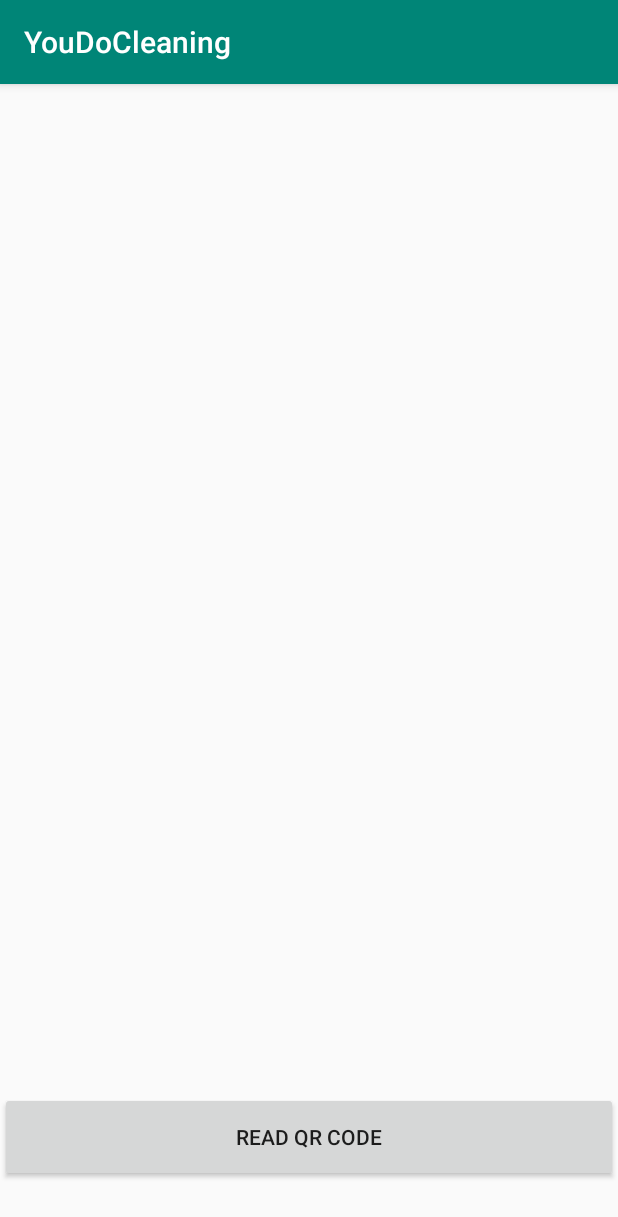
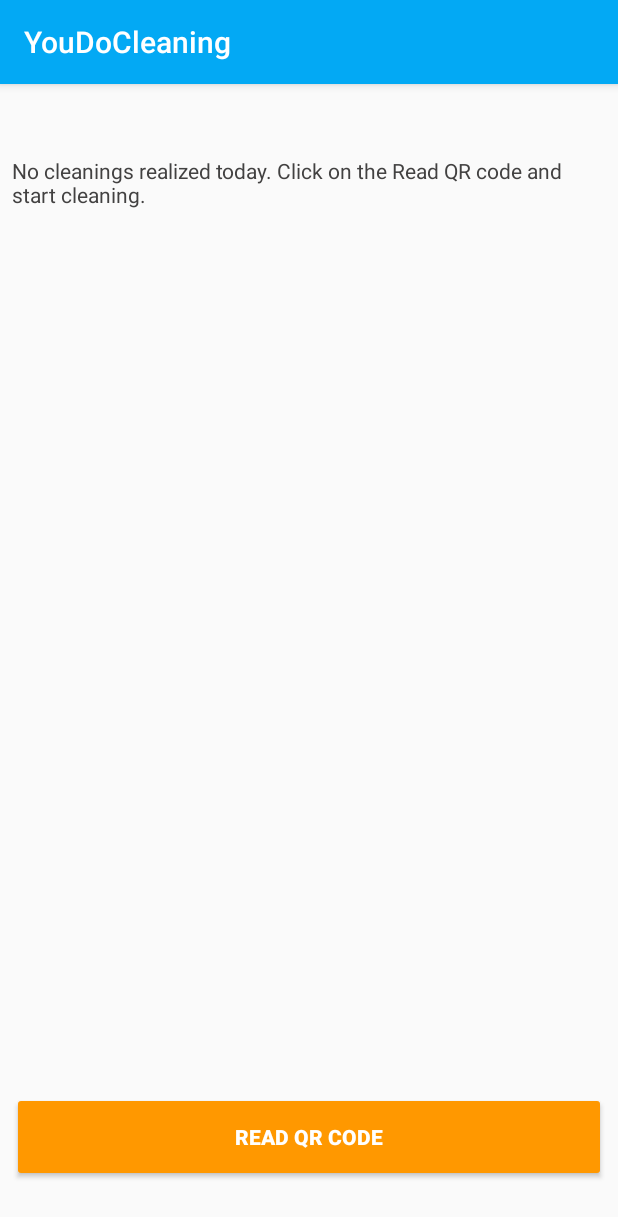
Before and after one commit to klinsmangoncalves/YouDoCleaning, an Android app: the screen it shows after launch (MainActivity), on a phone screen of 412 x 824 dp. Shown: the top 1217 px of the screen. Run offline under Robolectric (Android 15) with nearby library versions, the phone set to English and light mode, and no system bars; our stand-ins replace Firebase (no records; nobody signed in at launch, a user with empty details on screens opened directly); libraries missing offline, so code that uses them is left out: com.google.zxing.integration.

Commit message:
feat Add activity for in the cleaning in progress

```diff
--- a/app/src/main/AndroidManifest.xml
+++ b/app/src/main/AndroidManifest.xml
@@ -9,6 +9,11 @@
         android:roundIcon="@mipmap/ic_launcher_round"
         android:supportsRtl="true"
         android:theme="@style/AppTheme">
+        <activity
+            android:name=".CleaningProgress"
+            android:label="@string/title_activity_cleaning_progress"
+            android:theme="@style/AppTheme.NoActionBar">
+        </activity>
         <activity android:name=".MainActivity">
             <intent-filter>
                 <action android:name="android.intent.action.MAIN" />
@@ -16,6 +21,7 @@
                 <category android:name="android.intent.category.LAUNCHER" />
             </intent-filter>
         </activity>
+
     </application>
 
 </manifest>
--- a/app/src/main/java/br/com/kmg/youdocleaning/MainActivity.java
+++ b/app/src/main/java/br/com/kmg/youdocleaning/MainActivity.java
@@ -53,6 +53,8 @@ public class MainActivity extends AppCompatActivity {
             String qrCodeDepartment = result.getContents();
             Cleaning cleaning = new Cleaning(qrCodeDepartment, new Date(), null, CleaningStatus.RUNNING.getDescription());
             String cleaningId = FirebaseManager.getInstance().saveCleaning(cleaning);
+            Intent intent = new Intent(this, CleaningProgress.class);
+            startActivity(intent);
         } else {
             super.onActivityResult(requestCode, resultCode, data);
         }
--- /dev/null
+++ b/app/src/main/res/drawable/ic_stop_black_24dp.xml
@@ -0,0 +1,5 @@
+<vector android:height="24dp" android:tint="#FFFFFF"
+    android:viewportHeight="24.0" android:viewportWidth="24.0"
+    android:width="24dp" xmlns:android="http://schemas.android.com/apk/res/android">
+    <path android:fillColor="#FF000000" android:pathData="M6,6h12v12H6z"/>
+</vector>
--- a/app/src/main/res/layout/activity_main.xml
+++ b/app/src/main/res/layout/activity_main.xml
@@ -8,12 +8,30 @@
 
     <Button
         android:id="@+id/bt_read_qr_code"
+        style="@style/Widget.AppCompat.Button.Colored"
         android:layout_width="0dp"
         android:layout_height="60dp"
+        android:layout_marginStart="8dp"
+        android:layout_marginEnd="8dp"
         android:layout_marginBottom="36dp"
         android:text="@string/bt_read_qr_code"
+        android:textStyle="bold"
         app:layout_constraintBottom_toBottomOf="parent"
         app:layout_constraintEnd_toEndOf="parent"
         app:layout_constraintHorizontal_bias="0.498"
         app:layout_constraintStart_toStartOf="parent" />
+
+    <TextView
+        android:id="@+id/textView"
+        android:layout_width="0dp"
+        android:layout_height="69dp"
+        android:layout_marginStart="8dp"
+        android:layout_marginTop="48dp"
+        android:layout_marginEnd="8dp"
+        android:text="@string/label_no_cleanings_today"
+        android:textColor="#424141"
+        app:layout_constraintEnd_toEndOf="parent"
+        app:layout_constraintHorizontal_bias="0.0"
+        app:layout_constraintStart_toStartOf="parent"
+        app:layout_constraintTop_toTopOf="parent" />
 </androidx.constraintlayout.widget.ConstraintLayout>
--- a/app/src/main/res/values/colors.xml
+++ b/app/src/main/res/values/colors.xml
@@ -1,6 +1,8 @@
 <?xml version="1.0" encoding="utf-8"?>
 <resources>
-    <color name="colorPrimary">#008577</color>
-    <color name="colorPrimaryDark">#00574B</color>
-    <color name="colorAccent">#D81B60</color>
+    <color name="colorPrimary">#03A9F4</color>
+    <color name="colorPrimaryDark">#0288D1</color>
+    <color name="colorAccent">#FF9800</color>
+    <color name="textColor">#FFF</color>
+    <color name="btStopColor">#CE4545</color>
 </resources>
--- /dev/null
+++ b/app/src/main/res/values/dimens.xml
@@ -0,0 +1,3 @@
+<resources>
+    <dimen name="fab_margin">16dp</dimen>
+</resources>
--- a/app/src/main/res/values/strings.xml
+++ b/app/src/main/res/values/strings.xml
@@ -4,4 +4,7 @@
     <string name="bt_read_qr_code">Read QR Code</string>
     <string name="cleaning_status_running">Running</string>
     <string name="cleaning_status_finished">Done</string>
+    <string name="title_activity_cleaning_progress">Cleaning Progress</string>
+    <string name="bt_finish_cleaning_label">Finish</string>
+    <string name="label_no_cleanings_today">No cleanings realized today. Click on the Read QR code and start cleaning.</string>
 </resources>
--- a/app/src/main/res/values/styles.xml
+++ b/app/src/main/res/values/styles.xml
@@ -6,6 +6,16 @@
         <item name="colorPrimary">@color/colorPrimary</item>
         <item name="colorPrimaryDark">@color/colorPrimaryDark</item>
         <item name="colorAccent">@color/colorAccent</item>
+        <item name="android:textColor">@color/textColor</item>
     </style>
 
+    <style name="AppTheme.NoActionBar">
+        <item name="windowActionBar">false</item>
+        <item name="windowNoTitle">true</item>
+    </style>
+
+    <style name="AppTheme.AppBarOverlay" parent="ThemeOverlay.AppCompat.Dark.ActionBar" />
+
+    <style name="AppTheme.PopupOverlay" parent="ThemeOverlay.AppCompat.Light" />
+
 </resources>
```
Also changed, not shown: app/src/main/java/br/com/kmg/youdocleaning/CleaningProgress.java (added, +53 -0 lines), app/src/main/res/drawable/bg_button_stop.xml (added, +7 -0 lines), app/src/main/res/drawable/bg_chronometer.xml (added, +8 -0 lines), app/src/main/res/layout/activity_cleaning_progress.xml (added, +34 -0 lines), app/src/main/res/layout/content_cleaning_progress.xml (added, +78 -0 lines), app/src/main/res/drawable-v24/banner_image.jpg (added), app/src/main/res/drawable/banner_image.jpg (added), 1 other file.
